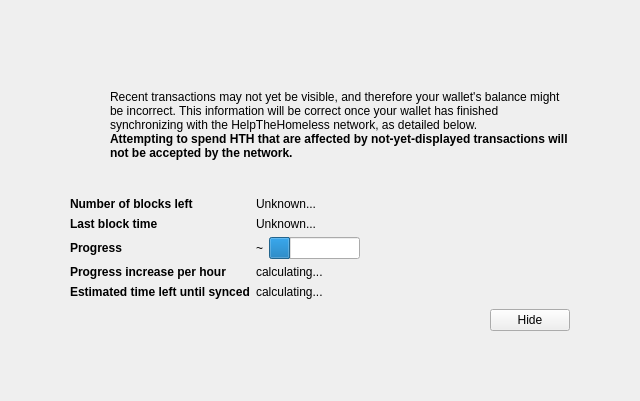
This is src/qt/forms/modaloverlay.ui in HTHcoin/helpthehomelesscoin as Qt 5 draws it before an edit. The edited form follows.
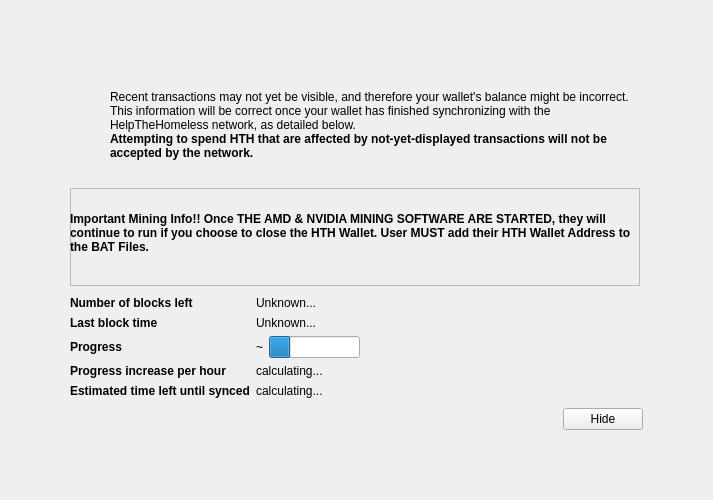
This is the edited form. Icons and pictures are not drawn. Custom widgets are drawn as their Qt base class.

What changed in the file:
```diff
--- a/src/qt/forms/modaloverlay.ui
+++ b/src/qt/forms/modaloverlay.ui
@@ -6,8 +6,8 @@
    <rect>
     <x>0</x>
     <y>0</y>
-    <width>640</width>
-    <height>401</height>
+    <width>713</width>
+    <height>500</height>
    </rect>
   </property>
   <property name="windowTitle">
@@ -178,17 +178,48 @@
           </layout>
          </item>
          <item>
-          <spacer name="verticalSpacerAfterText">
-           <property name="orientation">
-            <enum>Qt::Vertical</enum>
+          <widget class="QFrame" name="frame">
+           <property name="sizePolicy">
+            <sizepolicy hsizetype="Fixed" vsizetype="Fixed">
+             <horstretch>0</horstretch>
+             <verstretch>0</verstretch>
+            </sizepolicy>
            </property>
-           <property name="sizeHint" stdset="0">
+           <property name="minimumSize">
             <size>
-             <width>20</width>
-             <height>40</height>
+             <width>570</width>
+             <height>98</height>
             </size>
            </property>
-          </spacer>
+           <property name="frameShape">
+            <enum>QFrame::StyledPanel</enum>
+           </property>
+           <property name="frameShadow">
+            <enum>QFrame::Raised</enum>
+           </property>
+           <widget class="QLabel" name="infoText_2">
+            <property name="geometry">
+             <rect>
+              <x>0</x>
+              <y>10</y>
+              <width>571</width>
+              <height>71</height>
+             </rect>
+            </property>
+            <property name="styleSheet">
+             <string notr="true">font-weight: bold;</string>
+            </property>
+            <property name="text">
+             <string>Important Mining Info!! Once THE AMD &amp; NVIDIA MINING SOFTWARE ARE STARTED, they will continue to run if you choose to close the HTH Wallet.  User MUST add their HTH Wallet Address to the BAT Files. </string>
+            </property>
+            <property name="textFormat">
+             <enum>Qt::RichText</enum>
+            </property>
+            <property name="wordWrap">
+             <bool>true</bool>
+            </property>
+           </widget>
+          </widget>
          </item>
          <item>
           <layout class="QFormLayout" name="formLayout">
```
Left out of the diff: 7 changed lines with no effect on the pictures.
